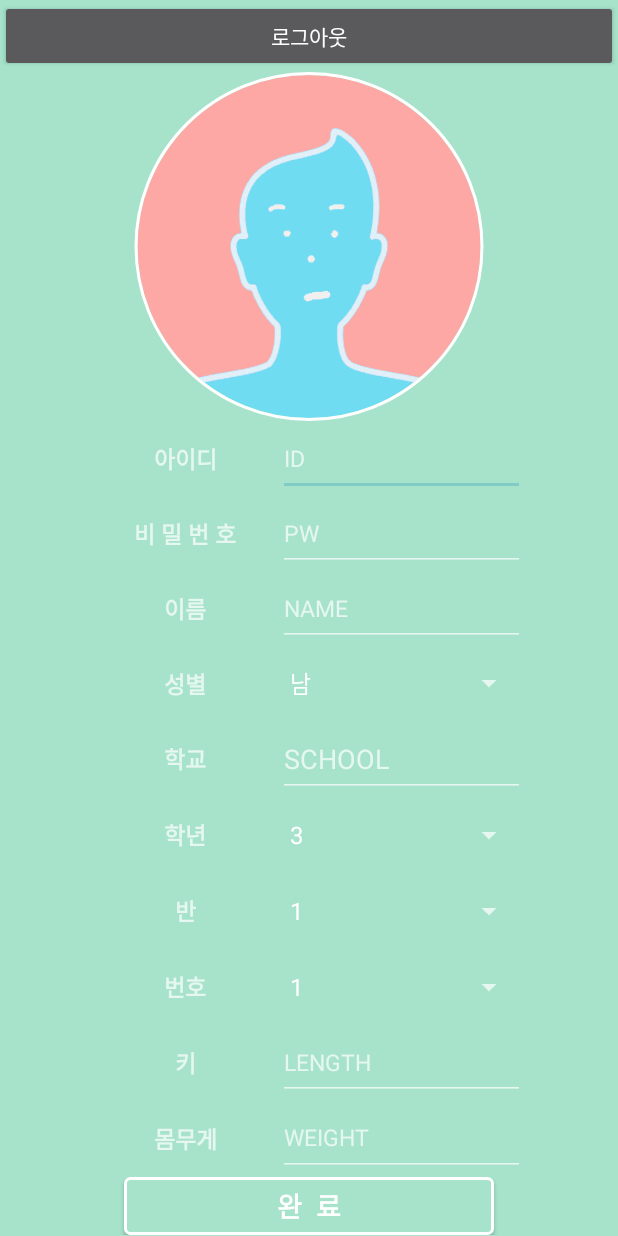
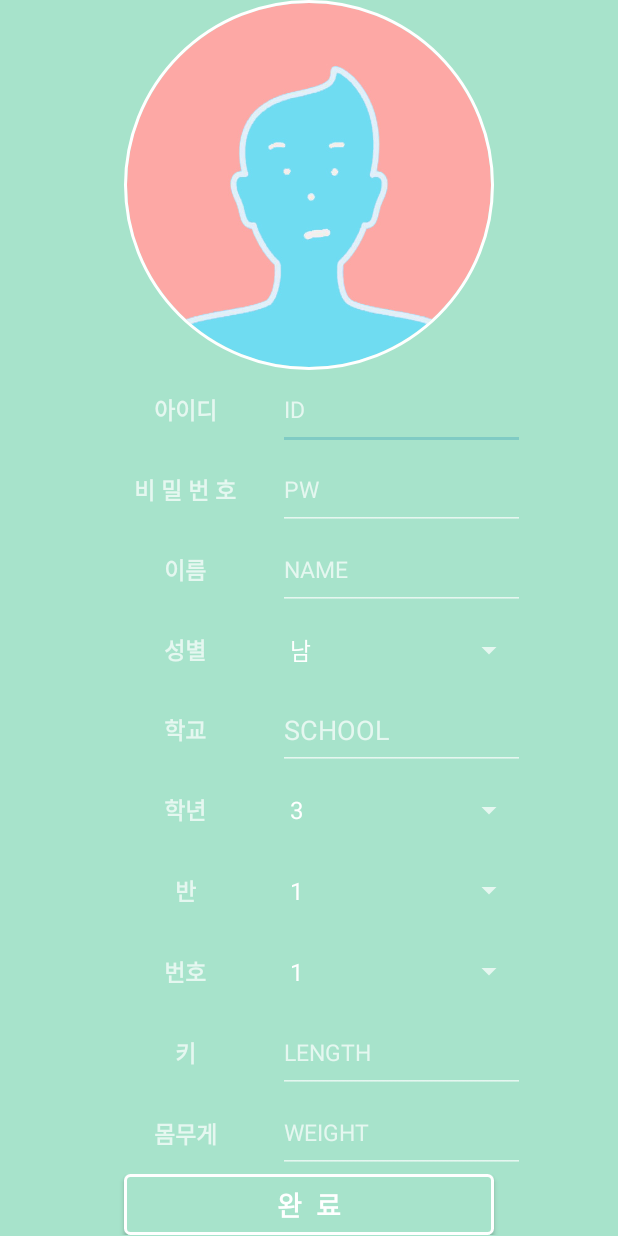
Before and after one commit to Mellbrown/MVP_project, an Android app: the FRG2_Register screen opened directly, with no data from a screen before it, on a phone screen of 412 x 824 dp. Run offline under Robolectric (Android 15) with nearby library versions, the phone set to English and light mode, and no system bars; our stand-ins replace CircleImageView, Firebase (no records; nobody signed in at launch, a user with empty details on screens opened directly).

Commit message:
자잘한 수정 1. 가입창 로그아웃 버튼 숨기기 2. 수정버튼 창 이미지 바꾸기 클릭 3. weight, height 0이 되는 현상 수정 4. mvp 글자 보이기 5. 리커시브 아이템 글자 보이게

```diff
--- a/app/src/main/java/com/techwork/kjc/mvp_project/controller/StartEditController.java
+++ b/app/src/main/java/com/techwork/kjc/mvp_project/controller/StartEditController.java
@@ -95,7 +95,9 @@ public class StartEditController extends AppCompatActivity {
 
         act2_Rbtn.setText("수정");
         act2_Rbtn.setOnClickListener(v -> update());
+        act2_image.setOnClickListener(v->ShowTakePhotoDialog());
 
+        findViewById(R.id.logout).setVisibility(View.VISIBLE);
          findViewById(R.id.logout).setOnClickListener(v->{
              FirebaseAuth.getInstance().signOut();
              finish();
--- a/app/src/main/java/com/techwork/kjc/mvp_project/g2uSubmarineModel/beanse/UserPublicInfoBean.java
+++ b/app/src/main/java/com/techwork/kjc/mvp_project/g2uSubmarineModel/beanse/UserPublicInfoBean.java
@@ -40,5 +40,7 @@ public class UserPublicInfoBean {
         this.grade = grade;
         this._class = _class;
         this.number = number;
+        this.height = height;
+        this.weight = weight;
     }
 }
--- a/app/src/main/res/layout/act2__register.xml
+++ b/app/src/main/res/layout/act2__register.xml
@@ -13,7 +13,8 @@
         android:id="@+id/logout"
         android:layout_width="match_parent"
         android:layout_height="wrap_content"
-        android:text="로그아웃" />
+        android:text="로그아웃"
+        android:visibility="gone" />
 
     <LinearLayout
         android:layout_width="match_parent"
--- a/app/src/main/res/layout/item_recursive_item.xml
+++ b/app/src/main/res/layout/item_recursive_item.xml
@@ -22,6 +22,7 @@
         android:layout_height="wrap_content"
         android:layout_marginBottom="8dp"
         android:text="TextView"
+        android:textColor="@color/colorBlack"
         app:layout_constraintBottom_toBottomOf="parent"
         app:layout_constraintEnd_toEndOf="parent"
         app:layout_constraintStart_toStartOf="parent" />
--- a/app/src/main/res/layout/mvp.xml
+++ b/app/src/main/res/layout/mvp.xml
@@ -34,6 +34,7 @@
         android:layout_marginRight="8dp"
         android:layout_marginStart="8dp"
         android:text="TextView"
+        android:textColor="@color/colorWhite"
         android:textSize="30sp"
         android:textStyle="bold|italic"
         app:layout_constraintBottom_toBottomOf="parent"
```
